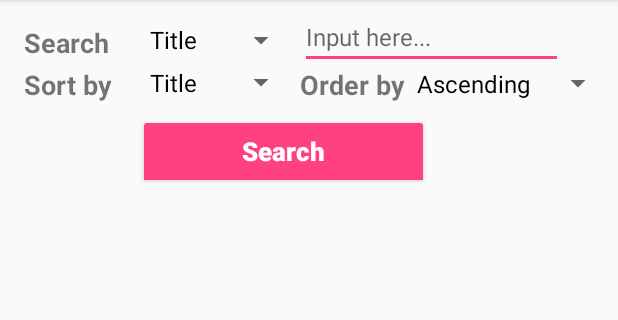
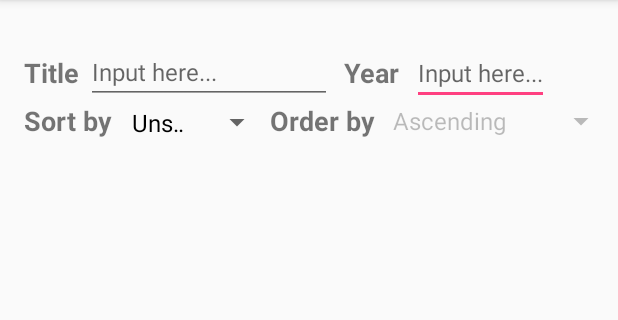
Before and after one commit to kakmond/ebook, an Android app: the screen it shows after launch (MainActivity), on a phone screen of 412 x 824 dp, the part 84-404 px from its top. Run offline under Robolectric (Android 15) with nearby library versions, the phone set to English and light mode, and no system bars; 2 statements that could not run were skipped.

Commit message:
Improve search and sort logic

```diff
--- a/app/src/main/java/eiei/ebook/MainActivity.kt
+++ b/app/src/main/java/eiei/ebook/MainActivity.kt
@@ -2,6 +2,8 @@ package eiei.ebook
 
 import android.support.v7.app.AppCompatActivity
 import android.os.Bundle
+import android.text.Editable
+import android.text.TextWatcher
 import android.view.View
 import android.widget.AdapterView
 import android.widget.ArrayAdapter
@@ -14,7 +16,7 @@ import kotlinx.android.synthetic.main.activity_main.*
 class MainActivity : AppCompatActivity(), BookView {
 
     lateinit var presenter: BookPresenter
-    lateinit var real: RealBookRepository;
+    lateinit var real: RealBookRepository
     // lateinit var mock: MockBookRepository;
 
 
@@ -30,26 +32,77 @@ class MainActivity : AppCompatActivity(), BookView {
     }
 
     fun initialSpinner() {
-        val items_searchby = arrayOf("Title", "Years")
-        val adapter_seachby = ArrayAdapter(this, android.R.layout.simple_spinner_dropdown_item, items_searchby)
-        search_spinner.adapter = adapter_seachby
 
-        val items_sortby = arrayOf("Title", "Years")
+        title_search.addTextChangedListener(object : TextWatcher {
+
+            var title: String = ""
+
+            override fun afterTextChanged(p0: Editable?) {
+                presenter.search(title, year_search.text.toString())
+                sortHandle()
+            }
+
+            override fun beforeTextChanged(p0: CharSequence?, p1: Int, p2: Int, p3: Int) {
+                // do nothing.
+            }
+
+            override fun onTextChanged(p0: CharSequence?, p1: Int, p2: Int, p3: Int) {
+                title = title_search.text.toString()
+            }
+        })
+
+        year_search.addTextChangedListener(object : TextWatcher {
+
+            var years: String = ""
+
+            override fun afterTextChanged(p0: Editable?) {
+                presenter.search(title_search.text.toString(), years)
+                sortHandle()
+            }
+
+            override fun beforeTextChanged(p0: CharSequence?, p1: Int, p2: Int, p3: Int) {
+                // do nothing.
+            }
+
+            override fun onTextChanged(p0: CharSequence?, p1: Int, p2: Int, p3: Int) {
+                years = year_search.text.toString()
+            }
+        })
+
+        val items_sortby = arrayOf("Unsorted", "Title", "Years")
         val adapter_sortby = ArrayAdapter(this, android.R.layout.simple_spinner_dropdown_item, items_sortby)
         sort_spinner.adapter = adapter_sortby
+
+        sort_spinner.onItemSelectedListener = object : AdapterView.OnItemSelectedListener {
+            override fun onItemSelected(parent: AdapterView<*>?, view: View?, position: Int, id: Long) {
+                if (position == 0) {
+                    presenter.search(title_search.text.toString(), year_search.text.toString())
+                    orderby_spinner.isEnabled = false
+                } else
+                    sortHandle()
+            }
+
+            override fun onNothingSelected(parent: AdapterView<*>?) {
+                //do nothing
+            }
+        }
 
         val items_orderby = arrayOf("Ascending", "Descending")
         val adapter_orderby = ArrayAdapter(this, android.R.layout.simple_spinner_dropdown_item, items_orderby)
         orderby_spinner.adapter = adapter_orderby
+
+        orderby_spinner.onItemSelectedListener = object : AdapterView.OnItemSelectedListener {
+            override fun onItemSelected(parent: AdapterView<*>?, view: View?, position: Int, id: Long) {
+                sortHandle()
+            }
+            override fun onNothingSelected(parent: AdapterView<*>?) {
+                //do nothing
+            }
+        }
+
     }
 
-    fun searchButtonClicked(view: View) {
-        /* Search the list */
-        if (search_spinner.selectedItem.toString().equals("Title"))
-            presenter.searchTitle(search_text.text.toString())
-        if (search_spinner.selectedItem.toString().equals("Years"))
-            presenter.searchYear(search_text.text.toString())
-        /* Sort the list */
+    fun sortHandle() {
         if (sort_spinner.selectedItem.toString().equals("Title")
                 && orderby_spinner.selectedItem.toString().equals("Ascending"))
             presenter.sortTitle_asc()
@@ -64,9 +117,10 @@ class MainActivity : AppCompatActivity(), BookView {
             presenter.sortYear_des()
     }
 
+
     override fun setBookList(books: ArrayList<Book>) {
         var adapter = ArrayAdapter<Book>(this, android.R.layout.simple_list_item_1, books)
-        book_list.setAdapter(adapter);
+        book_list.adapter = adapter
     }
 
 }
--- a/app/src/main/java/eiei/ebook/models/BookRepository.kt
+++ b/app/src/main/java/eiei/ebook/models/BookRepository.kt
@@ -1,5 +1,6 @@
 package eiei.ebook.models
 
+import android.util.Log
 import java.util.*
 import kotlin.collections.ArrayList
 
@@ -15,13 +16,25 @@ abstract class BookRepository : Observable() {
     abstract fun getBooks(): ArrayList<Book>
 
     fun searchYear(years: Int) {
+        Log.d("Test","searchYears is calling")
         bookList = ArrayList(allbooks.filter { book -> book.publicationYear == years })
         setChanged()
         notifyObservers()
     }
 
     fun searchTitle(title: String) {
+        Log.d("Test","searchTitle is calling")
         bookList = ArrayList(allbooks.filter { book -> book.title.contains(title) })
+        setChanged()
+        notifyObservers()
+    }
+
+    fun search(title: String, years: Int) {
+        Log.d("Test","search is calling")
+        var book_temp: ArrayList<Book>
+        book_temp = ArrayList(allbooks.filter { book -> book.title.contains(title) })
+        book_temp = ArrayList(book_temp.filter { book -> book.publicationYear == years })
+        this.bookList = book_temp
         setChanged()
         notifyObservers()
     }
--- a/app/src/main/java/eiei/ebook/presenter/BookPresenter.kt
+++ b/app/src/main/java/eiei/ebook/presenter/BookPresenter.kt
@@ -2,11 +2,13 @@ package eiei.ebook.presenter
 
 import android.R
 import android.util.Log
+import android.view.View
 import android.widget.ArrayAdapter
 import android.widget.Spinner
 import android.widget.TextView
 import eiei.ebook.MainActivity
-import eiei.ebook.R.id.search_spinner
+import eiei.ebook.R.id.orderby_spinner
+import eiei.ebook.R.id.sort_spinner
 import eiei.ebook.models.BookRepository
 import kotlinx.android.synthetic.main.activity_main.*
 import java.util.*
@@ -17,19 +19,39 @@ import java.util.*
 class BookPresenter(val view: BookView,
                     val repository: BookRepository) : Observer {
 
+
     override fun update(p0: Observable?, p1: Any?) {
         if (p0 == repository)
             view.setBookList(repository.getBooks())
     }
 
-    fun searchTitle(title: String) {
-        repository.searchTitle(title)
+//    fun searchTitle(title: String) {
+//        repository.searchTitle(title)
+//    }
+//
+//    fun searchYear(years: String) {
+//        try {
+//            val temp_year = Integer.parseInt(years)
+//            repository.searchYear(temp_year)
+//        } catch (e: NumberFormatException) {
+//            //ERROR!
+//        }
+//    }
+
+    fun searchButtonClicked(view: View) {
+
     }
 
-    fun searchYear(years: String) {
+    fun search(title: String, years: String) {
+        if (years.isEmpty())
+            repository.searchTitle(title)
+        else
             try {
                 val temp_year = Integer.parseInt(years)
+                if (title.isEmpty())
                     repository.searchYear(temp_year)
+                else
+                    repository.search(title, temp_year)
             } catch (e: NumberFormatException) {
                 //ERROR!
             }
--- a/app/src/main/res/layout/activity_main.xml
+++ b/app/src/main/res/layout/activity_main.xml
@@ -8,67 +8,83 @@
     tools:layout_editor_absoluteY="81dp">
 
     <EditText
-        android:id="@+id/search_text"
-        android:layout_width="175dp"
+        android:id="@+id/year_search"
+        android:layout_width="91dp"
         android:layout_height="38dp"
-        android:layout_marginStart="200dp"
-        android:layout_marginTop="8dp"
+        android:layout_marginStart="4dp"
+        android:layout_marginTop="32dp"
         android:ems="10"
         android:hint="Input here..."
         android:inputType="textPersonName"
         android:textAlignment="textStart"
         android:textSize="16sp"
-        app:layout_constraintStart_toStartOf="parent"
+        app:layout_constraintStart_toEndOf="@+id/textView2"
         app:layout_constraintTop_toTopOf="parent" />
 
-    <Spinner
-        android:id="@+id/search_spinner"
-        android:layout_width="106dp"
+    <EditText
+        android:id="@+id/title_search"
+        android:layout_width="164dp"
         android:layout_height="37dp"
-        android:layout_marginStart="76dp"
-        android:layout_marginTop="8dp"
-        android:spinnerMode="dropdown"
-        app:layout_constraintStart_toStartOf="@+id/textView7"
+        android:layout_marginTop="32dp"
+        android:ems="10"
+        android:hint="Input here..."
+        android:inputType="textPersonName"
+        android:textAlignment="textStart"
+        android:textSize="16sp"
+        app:layout_constraintStart_toEndOf="@+id/textView7"
         app:layout_constraintTop_toTopOf="parent" />
 
     <Spinner
         android:id="@+id/orderby_spinner"
-        android:layout_width="139dp"
-        android:layout_height="39dp"
+        android:layout_width="157dp"
+        android:layout_height="41dp"
         android:layout_marginStart="72dp"
-        android:layout_marginTop="36dp"
+        android:layout_marginTop="60dp"
         android:spinnerMode="dropdown"
+        android:textAlignment="center"
         app:layout_constraintStart_toEndOf="@+id/sort_spinner"
         app:layout_constraintTop_toTopOf="parent" />
 
     <Spinner
         android:id="@+id/sort_spinner"
-        android:layout_width="106dp"
-        android:layout_height="38dp"
-        android:layout_marginStart="12dp"
-        android:layout_marginTop="36dp"
+        android:layout_width="102dp"
+        android:layout_height="43dp"
+        android:layout_marginTop="60dp"
         android:spinnerMode="dropdown"
+        android:textAlignment="center"
         app:layout_constraintStart_toEndOf="@+id/textView8"
         app:layout_constraintTop_toTopOf="parent" />
 
     <TextView
         android:id="@+id/textView7"
-        android:layout_width="99dp"
-        android:layout_height="29dp"
+        android:layout_width="41dp"
+        android:layout_height="28dp"
         android:layout_marginStart="16dp"
-        android:layout_marginTop="16dp"
-        android:text="Search"
+        android:layout_marginTop="36dp"
+        android:text="Title"
         android:textSize="18sp"
         android:textStyle="bold"
         app:layout_constraintStart_toStartOf="parent"
         app:layout_constraintTop_toTopOf="parent" />
 
     <TextView
+        android:id="@+id/textView2"
+        android:layout_width="41dp"
+        android:layout_height="28dp"
+        android:layout_marginStart="172dp"
+        android:layout_marginTop="36dp"
+        android:text="Year"
+        android:textSize="18sp"
+        android:textStyle="bold"
+        app:layout_constraintStart_toEndOf="@+id/textView7"
+        app:layout_constraintTop_toTopOf="parent" />
+
+    <TextView
         android:id="@+id/textView12"
         android:layout_width="84dp"
         android:layout_height="38dp"
-        android:layout_marginStart="120dp"
-        android:layout_marginTop="44dp"
+        android:layout_marginStart="100dp"
+        android:layout_marginTop="68dp"
         android:text="Order by"
         android:textAllCaps="false"
         android:textSize="18sp"
@@ -81,7 +97,7 @@
         android:layout_width="64dp"
         android:layout_height="41dp"
         android:layout_marginStart="16dp"
-        android:layout_marginTop="44dp"
+        android:layout_marginTop="68dp"
         android:text="Sort by"
         android:textAllCaps="false"
         android:textSize="18sp"
@@ -101,22 +117,4 @@
         app:layout_constraintStart_toStartOf="parent"
         app:layout_constraintTop_toTopOf="parent" />
 
-    <Button
-        android:id="@+id/button"
-        style="@android:style/Widget.DeviceDefault.Button.Toggle"
-        android:layout_width="194dp"
-        android:layout_height="50dp"
-        android:layout_marginStart="92dp"
-        android:layout_marginTop="76dp"
-        android:backgroundTint="?attr/colorAccent"
-        android:onClick="searchButtonClicked"
-        android:text="Search"
-        android:textAlignment="center"
-        android:textAllCaps="false"
-        android:textColor="?attr/colorBackgroundFloating"
-        android:textSize="17sp"
-        android:textStyle="bold"
-        app:layout_constraintStart_toStartOf="parent"
-        app:layout_constraintTop_toTopOf="parent" />
-
 </android.support.constraint.ConstraintLayout>
```
Lines whose indentation alone changed are shown as unchanged.
